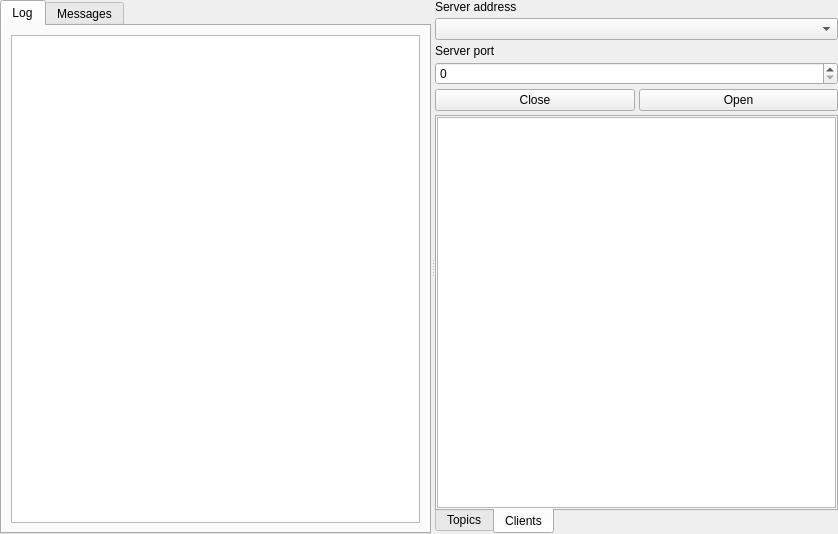
Above: src/x/mqtt/mqttserverui.ui from x-tools-author/x-tools before the change. Below: the same form after it.
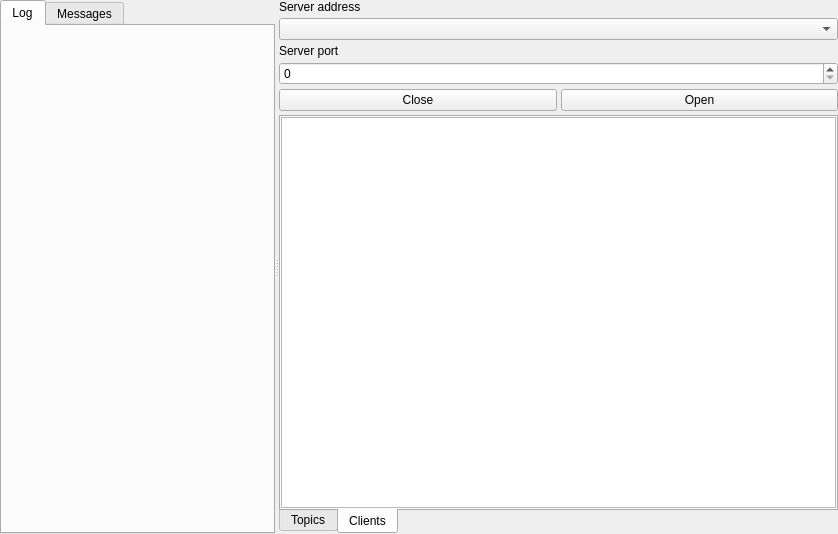
That is the form after the change. The open tabs and pages were chosen to show the change. Custom widgets are drawn as their Qt base class.

The edit to the form file:
```diff
--- a/src/x/mqtt/mqttserverui.ui
+++ b/src/x/mqtt/mqttserverui.ui
@@ -26,6 +26,9 @@
    <property name="bottomMargin">
     <number>0</number>
    </property>
+   <property name="spacing">
+    <number>4</number>
+   </property>
    <item row="0" column="0">
     <widget class="QSplitter" name="splitter">
      <property name="orientation">
@@ -40,8 +43,23 @@
         <string>Log</string>
        </attribute>
        <layout class="QGridLayout" name="gridLayout">
+        <property name="leftMargin">
+         <number>0</number>
+        </property>
+        <property name="topMargin">
+         <number>0</number>
+        </property>
+        <property name="rightMargin">
+         <number>0</number>
+        </property>
+        <property name="bottomMargin">
+         <number>0</number>
+        </property>
+        <property name="spacing">
+         <number>4</number>
+        </property>
         <item row="0" column="0">
-         <widget class="QTextBrowser" name="textBrowserLog"/>
+         <widget class="xMQTT::MqttLogView" name="widgetLog" native="true"/>
         </item>
        </layout>
       </widget>
@@ -184,6 +202,12 @@
    <header location="global">x/mqtt/mqttdataview.h</header>
    <container>1</container>
   </customwidget>
+  <customwidget>
+   <class>xMQTT::MqttLogView</class>
+   <extends>QWidget</extends>
+   <header location="global">x/mqtt/mqttlogview.h</header>
+   <container>1</container>
+  </customwidget>
  </customwidgets>
  <resources/>
  <connections/>
```
Left out of the diff: 21 changed lines with no effect on the pictures.
